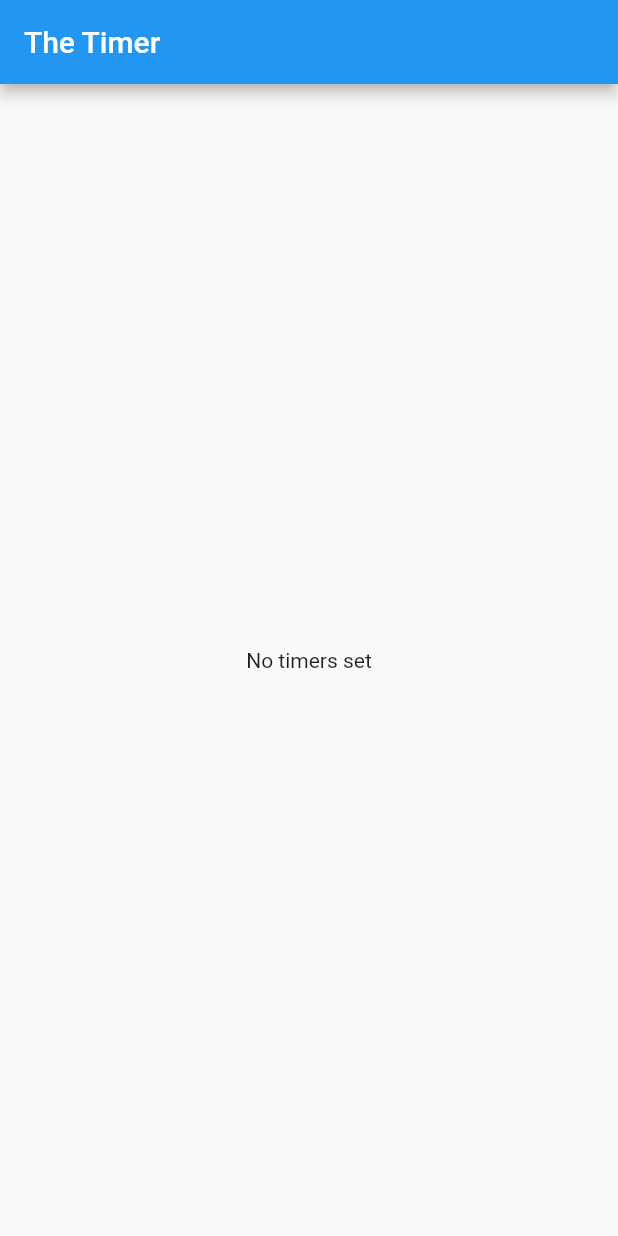
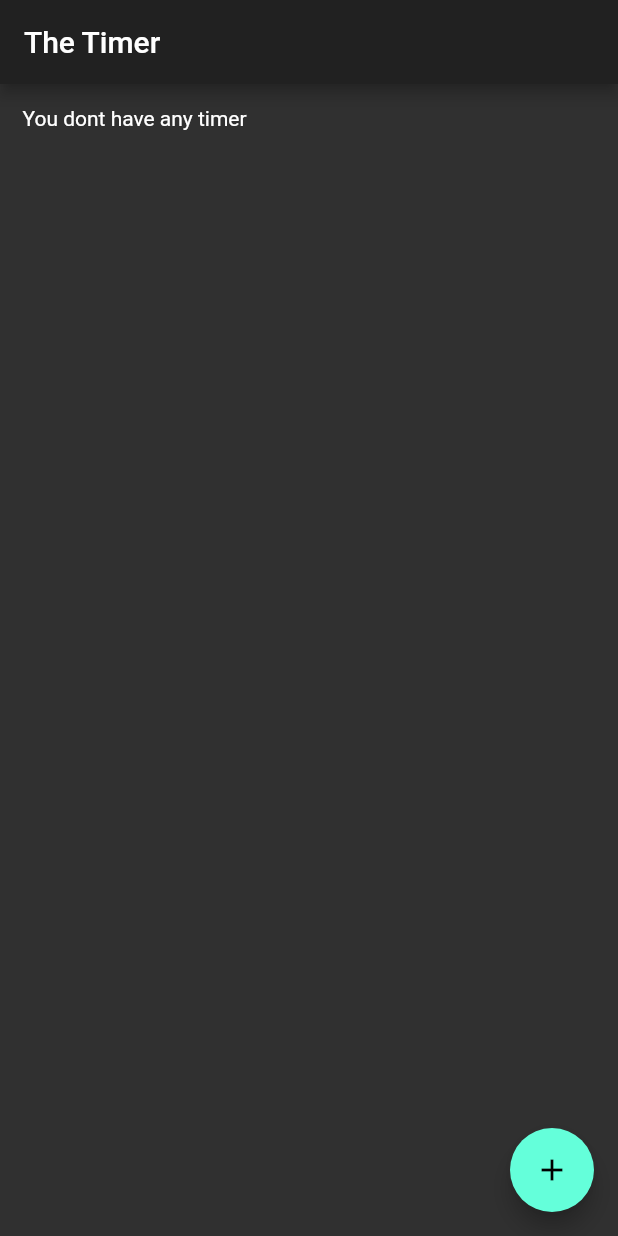
Before and after one commit to blacksoulgem95/thetimer, a Flutter app: the screen it shows after launch, on a phone screen of 412 x 824 dp. Run offline on Flutter 3.47's test engine with Material 2 defaults, Android fonts, the phone set to English and light mode, and no system bars.

```diff
--- /dev/null
+++ b/lib/domain/Timer.dart
@@ -0,0 +1,18 @@
+class Timer {
+  String name;
+  DateTime start;
+  DateTime end;
+
+  Timer(this.name, this.end) {
+    this.start = new DateTime.now();
+  }
+
+  @override
+  String toString() {
+    return 'Timer "$name", ending in ${DateTime.now().difference(end).inSeconds} seconds';
+  }
+
+  int compareTo(Timer o2) {
+    return end.compareTo(o2.end);
+  }
+}
--- a/lib/main.dart
+++ b/lib/main.dart
@@ -1,5 +1,5 @@
 import 'package:flutter/material.dart';
-import 'package:flutter_tts/flutter_tts.dart';
+import 'package:thetimer/views/HomeView.dart';
 
 void main() => runApp(MyApp());
 
@@ -8,14 +8,8 @@ class MyApp extends StatelessWidget {
   Widget build(BuildContext context) {
     return MaterialApp(
       title: 'The Timer',
-      home: Scaffold(
-        appBar: AppBar(
-          title: Text('The Timer'),
-        ),
-        body: Center(
-          child: Text('No timers set'),
-        ),
-      ),
+      theme: ThemeData.dark(),
+      home: HomeView()
     );
   }
 }
--- /dev/null
+++ b/lib/views/HomeView.dart
@@ -0,0 +1,44 @@
+import 'package:flutter/material.dart';
+import 'package:thetimer/domain/Timer.dart';
+
+class HomeView extends StatefulWidget {
+  @override
+  _HomeViewState createState() => _HomeViewState();
+}
+
+class _HomeViewState extends State<HomeView> {
+  final String title = "The Timer";
+
+  List<Timer> _timers = new List<Timer>();
+
+  void _addTimer() {
+    setState(() {
+      var now = DateTime.now();
+      _timers.add(new Timer("Test", DateTime(now.year, now.month, now.day, now.hour, now.minute + 5)));
+      _timers.sort((o1, o2) => o1.compareTo(o2));
+    });
+  }
+
+  @override
+  Widget build(BuildContext context) {
+    return Scaffold(
+        appBar: AppBar(title: Text(title)),
+        floatingActionButton: Container(
+            padding: EdgeInsets.fromLTRB(15, 0, 0, 0),
+            child: Row(
+              mainAxisAlignment: MainAxisAlignment.end,
+              children: [
+                FloatingActionButton(
+                    child: Icon(Icons.add), onPressed: _addTimer)
+              ],
+            )),
+        body: Container(
+            padding: EdgeInsets.all(15),
+            child: Center(
+                child: Row(children: [
+              Column(
+                children: [this._timers.length > 0 ? Text('Next timer is: ${_timers[0]}'): Text('You don''t have any timer')],
+              )
+            ]))));
+  }
+}
```
